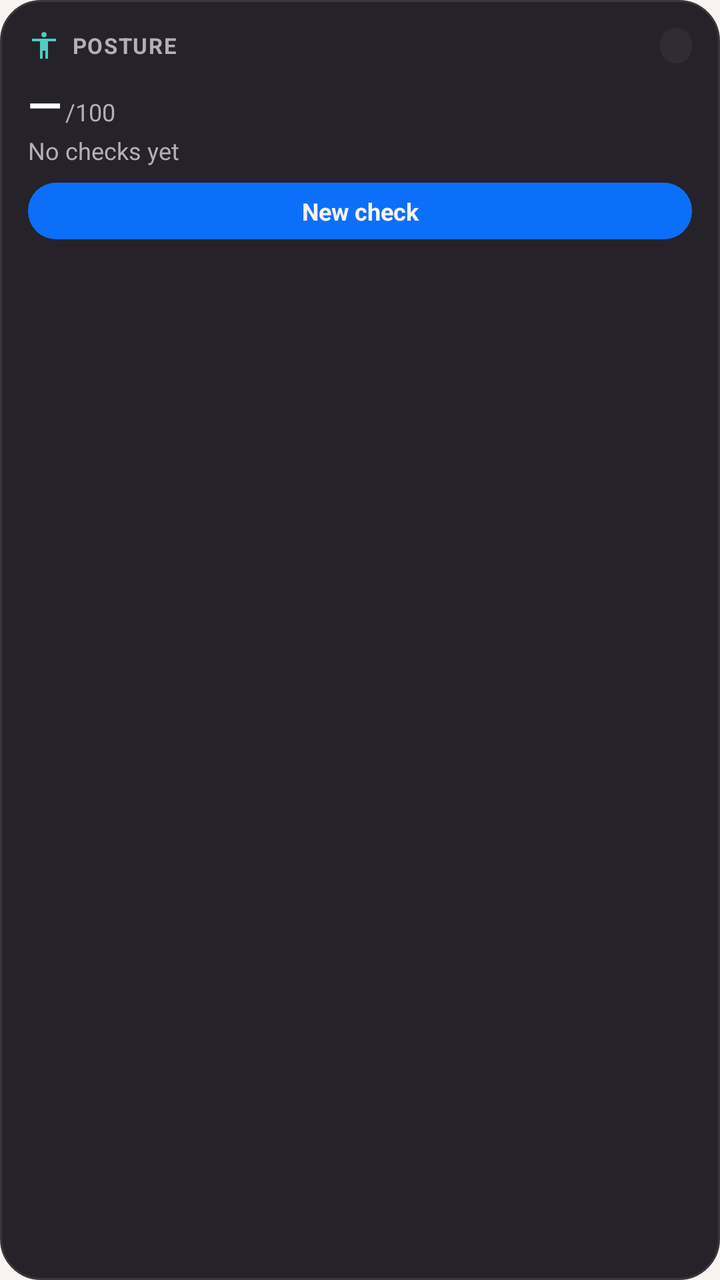
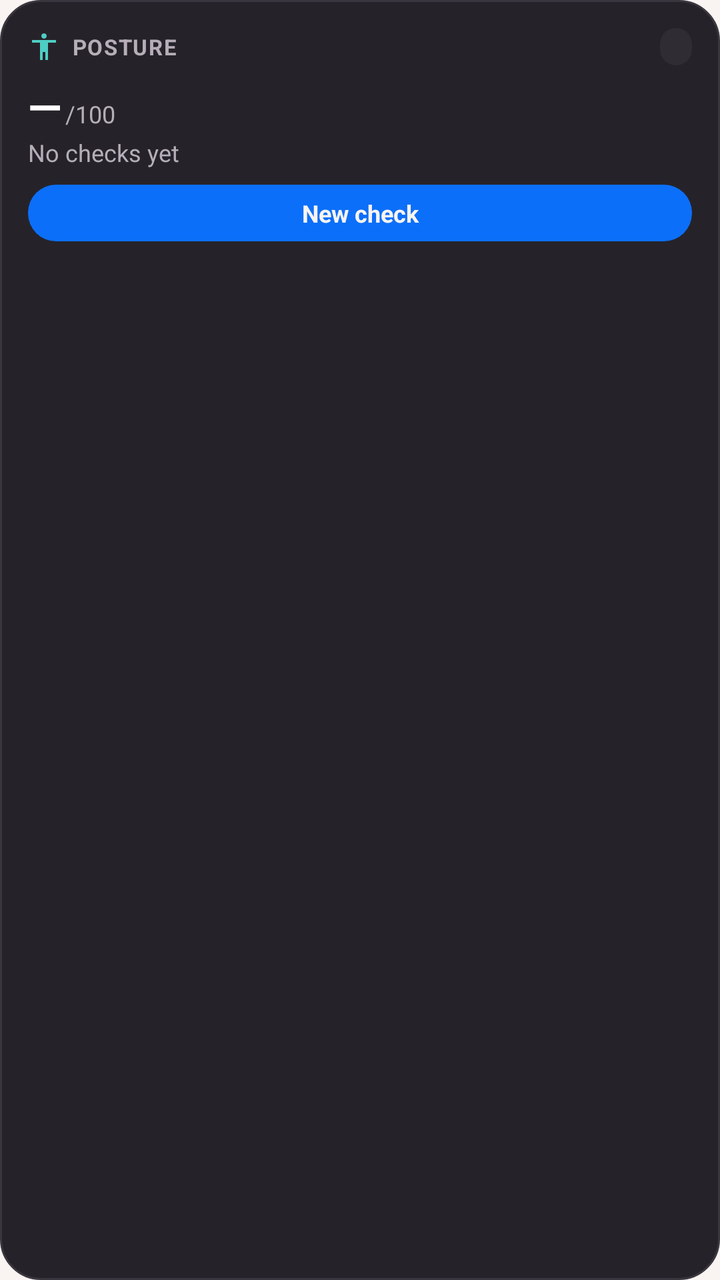

Screens rendered from an Android XML layout before and after an edit, with the pre-edit source and the edit as a unified diff.
<!-- AndroidManifest.xml: application theme Theme.Hangry -->
<!-- res/layout/widget_posture.xml -->
<?xml version="1.0" encoding="utf-8"?>
<LinearLayout xmlns:android="http://schemas.android.com/apk/res/android"
    android:id="@+id/widget_posture_root"
    android:layout_width="match_parent"
    android:layout_height="match_parent"
    android:background="@drawable/bg_widget_surface"
    android:orientation="vertical"
    android:padding="14dp">

    <LinearLayout
        android:layout_width="match_parent"
        android:layout_height="wrap_content"
        android:gravity="center_vertical"
        android:orientation="horizontal">

        <ImageView
            android:layout_width="16dp"
            android:layout_height="16dp"
            android:src="@drawable/ic_widget_posture"
            android:contentDescription="@null" />

        <TextView
            android:layout_width="0dp"
            android:layout_height="wrap_content"
            android:layout_marginStart="6dp"
            android:layout_weight="1"
            android:text="POSTURE"
            android:textColor="#B5AEB8"
            android:textSize="11sp"
            android:textStyle="bold"
            android:letterSpacing="0.05" />

        <TextView
            android:id="@+id/tv_posture_badge"
            android:layout_width="wrap_content"
            android:layout_height="wrap_content"
            android:background="@drawable/bg_widget_chip"
            android:paddingHorizontal="8dp"
            android:paddingVertical="2dp"
            android:text=""
            android:textColor="#4ECDC4"
            android:textSize="10sp"
            android:textStyle="bold" />
    </LinearLayout>

    <LinearLayout
        android:layout_width="wrap_content"
        android:layout_height="wrap_content"
        android:layout_marginTop="6dp"
        android:gravity="bottom"
        android:orientation="horizontal">

        <TextView
            android:id="@+id/tv_posture_score"
            android:layout_width="wrap_content"
            android:layout_height="wrap_content"
            android:layout_marginTop="0dp"
            android:ellipsize="end"
            android:maxLines="1"
            android:text="—"
            android:textColor="#FFFFFF"
            android:textSize="22sp"
            android:textStyle="bold" />

        <TextView
            android:id="@+id/tv_posture_out_of"
            android:layout_width="wrap_content"
            android:layout_height="wrap_content"
            android:layout_marginStart="2dp"
            android:paddingBottom="3dp"
            android:text="/100"
            android:textColor="#B5AEB8"
            android:textSize="12sp" />
    </LinearLayout>

    <TextView
        android:id="@+id/tv_posture_subtitle"
        android:layout_width="wrap_content"
        android:layout_height="wrap_content"
        android:layout_marginTop="0dp"
        android:ellipsize="end"
        android:maxLines="1"
        android:text="No checks yet"
        android:textColor="#B5AEB8"
        android:textSize="12sp" />

    <TextView
        android:id="@+id/btn_posture_new"
        android:layout_width="match_parent"
        android:layout_height="wrap_content"
        android:layout_marginTop="8dp"
        android:background="@drawable/bg_widget_button"
        android:gravity="center"
        android:paddingVertical="6dp"
        android:text="New check"
        android:textColor="#F9F4F2"
        android:textSize="12sp"
        android:textStyle="bold" />
</LinearLayout>
<!-- resources referenced by this layout -->
<resources>
  <!-- drawable bg_widget_button (drawable) -->
  <?xml version="1.0" encoding="utf-8"?>
  <shape xmlns:android="http://schemas.android.com/apk/res/android"
      android:shape="rectangle">
      <solid android:color="#0C6FF9" />
      <corners android:radius="14dp" />
  </shape>
  <!-- drawable bg_widget_chip (drawable) -->
  <?xml version="1.0" encoding="utf-8"?>
  <shape xmlns:android="http://schemas.android.com/apk/res/android"
      android:shape="rectangle">
      <solid android:color="#2F2C33" />
      <corners android:radius="12dp" />
  </shape>
  <!-- drawable bg_widget_surface (drawable) -->
  <?xml version="1.0" encoding="utf-8"?>
  <shape xmlns:android="http://schemas.android.com/apk/res/android"
      android:shape="rectangle">
      <solid android:color="#252329" />
      <corners android:radius="20dp" />
      <stroke
          android:width="1dp"
          android:color="#3A363F" />
  </shape>
  <!-- drawable ic_widget_posture (drawable) -->
  <vector xmlns:android="http://schemas.android.com/apk/res/android"
      android:width="24dp"
      android:height="24dp"
      android:viewportWidth="24"
      android:viewportHeight="24">
      <path
          android:fillColor="#4ECDC4"
          android:pathData="M12,2c1.1,0 2,0.9 2,2s-0.9,2 -2,2 -2,-0.9 -2,-2 0.9,-2 2,-2zM21,9h-6v13h-2v-6h-2v6H9V9H3V7h18v2z" />
  </vector>
  <style name="Theme.Hangry" parent="android:Theme.Material.NoActionBar">
          <item name="android:windowBackground">@color/brand_cream</item>
          <item name="android:statusBarColor">@android:color/transparent</item>
          <item name="android:navigationBarColor">@android:color/transparent</item>
          <item name="android:windowLightStatusBar">true</item>
          <item name="android:windowLightNavigationBar">true</item>
      </style>
  <color name="brand_cream">#FFF9F4F2</color>
</resources>

<!-- the commit's change to res/layout/widget_posture.xml (unified diff, before → after) -->
@@ -39,7 +39,7 @@
             android:paddingVertical="2dp"
             android:text=""
             android:textColor="#4ECDC4"
-            android:textSize="10sp"
+            android:textSize="11sp"
             android:textStyle="bold" />
     </LinearLayout>
 
